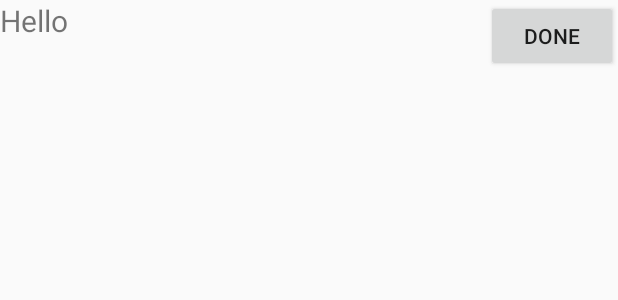
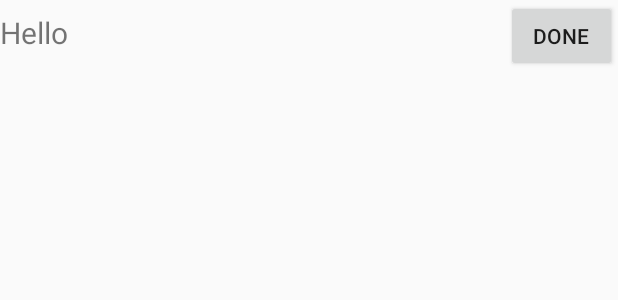
Before and after one commit to joeykblack/android.organizer.todo, an Android app: the layout item_queue.xml on its own in the app's theme, with its tools: preview values and no code run, on a phone screen of 412 x 824 dp. Shown: the top 300 px of the screen. Run offline under Robolectric (Android 15) with nearby library versions, the phone set to English and light mode, and no system bars.

Commit message:
item_queue: use LinearLayout and layout_weight to wrap text

```diff
--- a/app/src/main/res/layout/item_queue.xml
+++ b/app/src/main/res/layout/item_queue.xml
@@ -1,13 +1,15 @@
 <?xml version="1.0" encoding="utf-8"?>
-<RelativeLayout xmlns:android="http://schemas.android.com/apk/res/android"
+<LinearLayout xmlns:android="http://schemas.android.com/apk/res/android"
+    android:orientation="horizontal"
     android:layout_width="match_parent"
     android:layout_height="match_parent"
     android:layout_gravity="center_vertical">
 
     <TextView
         android:id="@+id/task_title"
-        android:layout_width="wrap_content"
         android:layout_height="wrap_content"
+        android:layout_width="0dp"
+        android:layout_weight=".82"
         android:layout_alignParentLeft="true"
         android:layout_alignParentStart="true"
         android:text="Hello"
@@ -15,12 +17,13 @@
 
     <Button
         android:id="@+id/task_delete"
-        android:layout_width="wrap_content"
         android:layout_height="wrap_content"
+        android:layout_width="0dp"
+        android:layout_weight=".18"
         android:layout_alignParentEnd="true"
         android:layout_alignParentRight="true"
         android:focusable="false"
         android:text="Done"
         android:onClick="deleteTask" />
 
-</RelativeLayout>
+</LinearLayout>
```
